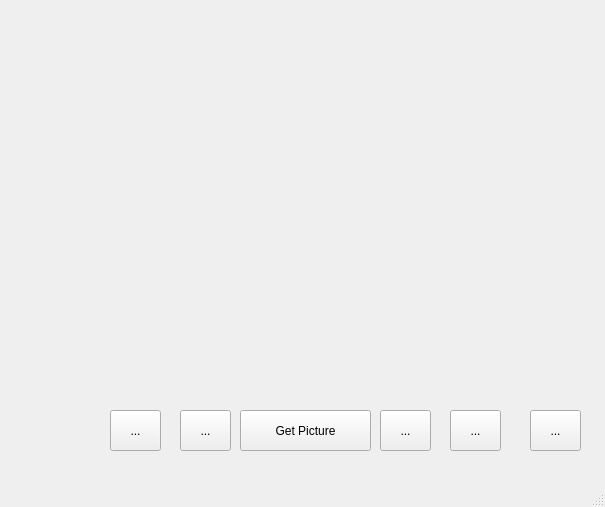
The window that buld/app.ui (5hp1k/CapybaraAppraiser) describes before a commit, drawn with Qt 5.
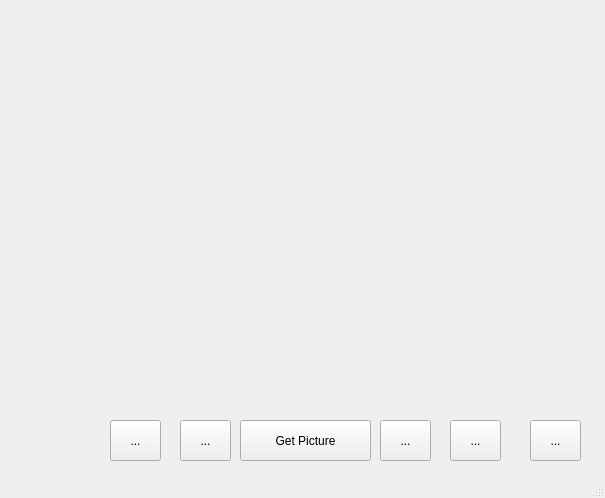
The same window after the commit.

What changed in the file:
```diff
--- a/buld/app.ui
+++ b/buld/app.ui
@@ -7,7 +7,7 @@
     <x>0</x>
     <y>0</y>
     <width>605</width>
-    <height>507</height>
+    <height>498</height>
    </rect>
   </property>
   <property name="windowTitle">
@@ -18,7 +18,7 @@
     <property name="geometry">
      <rect>
       <x>240</x>
-      <y>410</y>
+      <y>420</y>
       <width>131</width>
       <height>41</height>
      </rect>
@@ -46,7 +46,7 @@
       <x>24</x>
       <y>370</y>
       <width>561</width>
-      <height>21</height>
+      <height>41</height>
      </rect>
     </property>
     <property name="text">
@@ -60,7 +60,7 @@
     <property name="geometry">
      <rect>
       <x>180</x>
-      <y>410</y>
+      <y>420</y>
       <width>51</width>
       <height>41</height>
      </rect>
@@ -73,7 +73,7 @@
     <property name="geometry">
      <rect>
       <x>380</x>
-      <y>410</y>
+      <y>420</y>
       <width>51</width>
       <height>41</height>
      </rect>
@@ -86,7 +86,7 @@
     <property name="geometry">
      <rect>
       <x>450</x>
-      <y>410</y>
+      <y>420</y>
       <width>51</width>
       <height>41</height>
      </rect>
@@ -99,7 +99,7 @@
     <property name="geometry">
      <rect>
       <x>110</x>
-      <y>410</y>
+      <y>420</y>
       <width>51</width>
       <height>41</height>
      </rect>
@@ -112,7 +112,7 @@
     <property name="geometry">
      <rect>
       <x>530</x>
-      <y>410</y>
+      <y>420</y>
       <width>51</width>
       <height>41</height>
      </rect>
```
